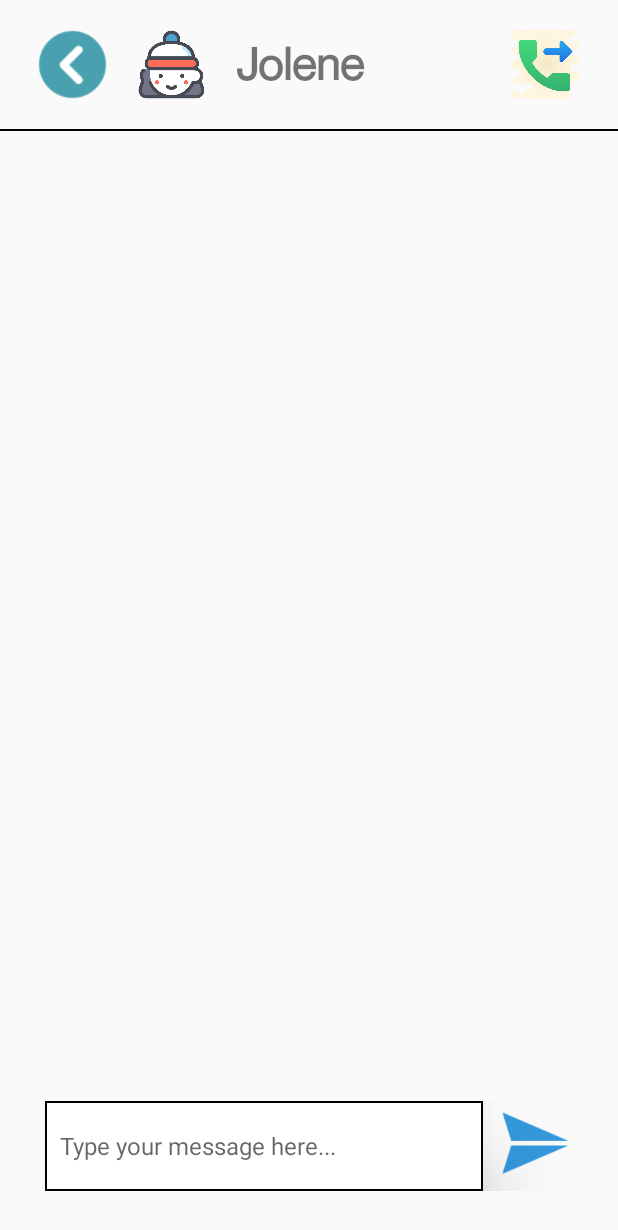
After one commit to Asienwald/ElCare, an Android app: the fragment ChatFragment placed in its activity, on a phone screen of 412 x 824 dp. The commit adds this screen. Shown: the top 1230 px of the screen. Run offline under Robolectric (Android 15) with nearby library versions, the phone set to English and light mode, and no system bars.

Commit message:
finished chat fragment and fixed some bugs

```diff
--- /dev/null
+++ b/ELCare/app/src/main/java/com/example/elcare/fragments/ChatFragment.java
@@ -0,0 +1,94 @@
+package com.example.elcare.fragments;
+
+import android.os.Bundle;
+import android.text.InputFilter;
+import android.util.Log;
+import android.view.LayoutInflater;
+import android.view.View;
+import android.view.ViewGroup;
+import android.widget.EditText;
+
+import androidx.annotation.NonNull;
+import androidx.annotation.Nullable;
+import androidx.fragment.app.Fragment;
+import androidx.recyclerview.widget.LinearLayoutManager;
+import androidx.recyclerview.widget.RecyclerView;
+
+import com.example.elcare.R;
+import com.example.elcare.adapters.ChatAdapter;
+import com.example.elcare.cards.ChatBox;
+import com.example.elcare.itemdecoration.VerticalSpaceItemDecoration;
+
+import java.util.ArrayList;
+
+public class ChatFragment extends Fragment {
+
+    public static ChatFragment newInstance() {
+        return new ChatFragment();
+    }
+
+    private RecyclerView mRv;
+    private RecyclerView.Adapter mAdapter;
+    private RecyclerView.LayoutManager mLayoutManager;
+
+    private ArrayList<ChatBox> chatList = new ArrayList<>();
+
+    @Nullable
+    @Override
+    public View onCreateView(@NonNull LayoutInflater inflater, @Nullable ViewGroup container,
+                             @Nullable Bundle savedInstanceState) {
+        return inflater.inflate(R.layout.chat_fragment, container, false);
+    }
+
+    @Override
+    public void onViewCreated(@NonNull final View view, @Nullable Bundle savedInstanceState) {
+        super.onViewCreated(view, savedInstanceState);
+        view.findViewById(R.id.back_btn).setOnClickListener(new View.OnClickListener() {
+            @Override
+            public void onClick(View v) {
+                Log.d("DEBUG", "clicked");
+                getFragmentManager().beginTransaction().replace(R.id.home_fragment, MainFragment.newInstance()).commit();
+            }
+        });
+        EditText et = view.findViewById(R.id.et_msg);
+        et.setFilters(new InputFilter[]{});
+
+        mRv = view.findViewById(R.id.chat_rv);
+        mLayoutManager = new LinearLayoutManager(this.getContext());
+        mAdapter = new ChatAdapter(chatList);
+
+        // item deco to add space between views
+        VerticalSpaceItemDecoration dividerItemDecoration = new VerticalSpaceItemDecoration(100);
+
+        mRv.setLayoutManager(mLayoutManager);;
+        mRv.setAdapter(mAdapter);
+        mRv.addItemDecoration(dividerItemDecoration);
+
+
+        view.findViewById(R.id.send_btn).setOnClickListener(new View.OnClickListener() {
+            @Override
+            public void onClick(View v) {
+                EditText et = view.findViewById(R.id.et_msg);
+                String msg = et.getText().toString();
+                sendMsg(msg);
+            }
+        });
+    }
+
+    private void addChat(boolean byJolene, String msg){
+//        String cardColour, txtColour;
+//        if(!byJolene){
+//            cardColour = "#ffffff";
+//            txtColour = "#000000";
+//        }else{
+//            cardColour = "#50DAFF";
+//            txtColour = "#ffffff";
+//        }
+        chatList.add(new ChatBox(msg, byJolene));
+        mAdapter.notifyDataSetChanged();
+    }
+
+    private void sendMsg(String msg){
+        addChat(false, msg);
+    }
+}
--- /dev/null
+++ b/ELCare/app/src/main/java/com/example/elcare/fragments/MainFragment.java
@@ -0,0 +1,46 @@
+package com.example.elcare.fragments;
+
+import android.os.Bundle;
+
+import androidx.annotation.NonNull;
+import androidx.annotation.Nullable;
+import androidx.fragment.app.Fragment;
+
+import android.view.LayoutInflater;
+import android.view.View;
+import android.view.ViewGroup;
+
+import com.example.elcare.R;
+
+public class MainFragment extends Fragment {
+
+    public static MainFragment newInstance() {
+        return new MainFragment();
+    }
+
+    @Nullable
+    @Override
+    public View onCreateView(@NonNull LayoutInflater inflater, @Nullable ViewGroup container,
+                             @Nullable Bundle savedInstanceState) {
+        return inflater.inflate(R.layout.main_fragment, container, false);
+    }
+
+    @Override
+    public void onViewCreated(@NonNull View view, @Nullable Bundle savedInstanceState) {
+        super.onViewCreated(view, savedInstanceState);
+
+        view.findViewById(R.id.monitor_btn).setOnClickListener(new View.OnClickListener() {
+            @Override
+            public void onClick(View v) {
+                getFragmentManager().beginTransaction().replace(R.id.home_fragment, MonitorFragment.newInstance()).commit();
+            }
+        });
+
+        view.findViewById(R.id.chat_btn).setOnClickListener(new View.OnClickListener() {
+            @Override
+            public void onClick(View v) {
+                getFragmentManager().beginTransaction().replace(R.id.home_fragment, ChatFragment.newInstance()).commit();
+            }
+        });
+    }
+}
--- /dev/null
+++ b/ELCare/app/src/main/java/com/example/elcare/itemdecoration/VerticalSpaceItemDecoration.java
@@ -0,0 +1,20 @@
+package com.example.elcare.itemdecoration;
+
+import android.graphics.Rect;
+import android.view.View;
+
+import androidx.annotation.NonNull;
+import androidx.recyclerview.widget.RecyclerView;
+
+public class VerticalSpaceItemDecoration extends RecyclerView.ItemDecoration {
+    private final int verticalSpaceHeight;
+
+    public VerticalSpaceItemDecoration(int verticalSpaceHeight){
+        this.verticalSpaceHeight = verticalSpaceHeight;
+    }
+
+    @Override
+    public void getItemOffsets(@NonNull Rect outRect, @NonNull View view, @NonNull RecyclerView parent, @NonNull RecyclerView.State state) {
+        outRect.bottom = verticalSpaceHeight;
+    }
+}
--- /dev/null
+++ b/ELCare/app/src/main/res/drawable/edittext_frame.xml
@@ -0,0 +1,7 @@
+<?xml version="1.0" encoding="UTF-8"?>
+<shape xmlns:android="http://schemas.android.com/apk/res/android">
+    <solid android:color="#FFFFFF" />
+    <stroke android:width="1dp" android:color="@color/black" />
+    <padding android:left="1dp" android:top="1dp" android:right="1dp"
+        android:bottom="1dp" />
+</shape>
--- /dev/null
+++ b/ELCare/app/src/main/res/layout/chat_fragment.xml
@@ -0,0 +1,92 @@
+<?xml version="1.0" encoding="utf-8"?>
+<LinearLayout xmlns:android="http://schemas.android.com/apk/res/android"
+    xmlns:app="http://schemas.android.com/apk/res-auto"
+    xmlns:tools="http://schemas.android.com/tools"
+    android:id="@+id/main"
+    android:layout_width="match_parent"
+    android:layout_height="match_parent"
+    android:orientation="vertical">
+
+    <LinearLayout
+        android:layout_width="match_parent"
+        android:layout_height="wrap_content"
+        android:paddingHorizontal="25dp"
+        android:paddingVertical="20dp"
+        android:orientation="horizontal">
+
+        <ImageView
+            android:id="@+id/back_btn"
+            android:layout_width="46dp"
+            android:layout_height="46dp"
+            android:src="@drawable/back"
+            android:layout_marginRight="20dp"/>
+
+        <ImageView
+            android:layout_width="46dp"
+            android:layout_height="46dp"
+            android:src="@drawable/jolene"
+            android:layout_marginRight="20dp"/>
+
+        <TextView
+            android:layout_width="wrap_content"
+            android:layout_height="wrap_content"
+            android:textSize="30sp"
+            android:fontFamily="@font/neuemontreal"
+            android:textStyle="bold"
+            android:layout_gravity="center"
+            android:text="@string/jolene"
+            android:layout_weight="1"/>
+
+        <ImageView
+            android:id="@+id/call_btn"
+            android:layout_width="46dp"
+            android:layout_height="46dp"
+            android:src="@drawable/call" />
+
+    </LinearLayout>
+
+    <View
+        android:layout_width="match_parent"
+        android:layout_height="1dp"
+        android:background="@color/black"/>
+
+    <androidx.recyclerview.widget.RecyclerView
+        android:id="@+id/chat_rv"
+        android:layout_width="match_parent"
+        android:layout_height="wrap_content"
+        android:layout_margin="30dp"
+        android:layout_weight="1">
+
+    </androidx.recyclerview.widget.RecyclerView>
+
+    <LinearLayout
+        android:layout_width="match_parent"
+        android:layout_height="wrap_content"
+        android:layout_marginHorizontal="30dp"
+        android:layout_marginBottom="30dp">
+
+        <EditText
+            android:id="@+id/et_msg"
+            android:layout_width="wrap_content"
+            android:layout_height="60dp"
+            android:background="@drawable/edittext_frame"
+            android:elevation="30dp"
+            android:layout_marginRight="10dp"
+            android:textSize="16sp"
+            android:layout_weight="1"
+            android:hint="Type your message here..."
+            android:paddingStart="10dp"
+            android:paddingEnd="10dp"
+            android:inputType="text"/>
+
+        <ImageView
+            android:id="@+id/send_btn"
+            android:layout_width="50dp"
+            android:layout_height="50dp"
+            android:src="@drawable/send"
+            android:layout_gravity="center"/>
+
+    </LinearLayout>
+
+
+</LinearLayout>
```
Also changed, not shown: ELCare/app/src/main/java/com/example/elcare/MainActivity.java (+2 -24 lines), ELCare/app/src/main/java/com/example/elcare/adapters/ChatAdapter.java (added, +82 -0 lines), ELCare/app/src/main/java/com/example/elcare/cards/ChatBox.java (added, +28 -0 lines), ELCare/app/src/main/java/com/example/elcare/fragments/MonitorFragment.java (renamed from ELCare/app/src/main/java/com/example/elcare/ui/main/MainFragment.java, +12 -14 lines), ELCare/app/src/main/java/com/example/elcare/ui/main/MonitorFragment.java (deleted, +0 -40 lines), ELCare/app/src/main/res/layout/chat_box.xml (added, +25 -0 lines), ELCare/app/src/main/res/layout/main_fragment.xml (+99 -153 lines), ELCare/app/src/main/res/layout/monitor_fragment.xml (+6 -6 lines), ELCare/app/src/main/res/drawable/call.png (added), ELCare/app/src/main/res/drawable/jolene.png (added), ELCare/app/src/main/res/drawable/send.png (added), 1 other file.
